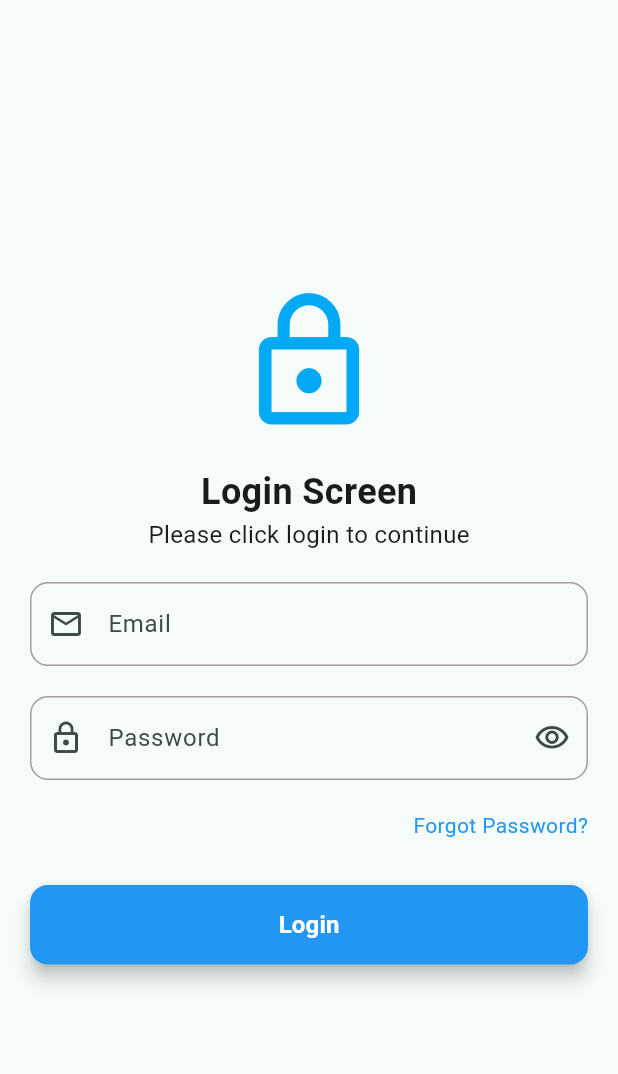
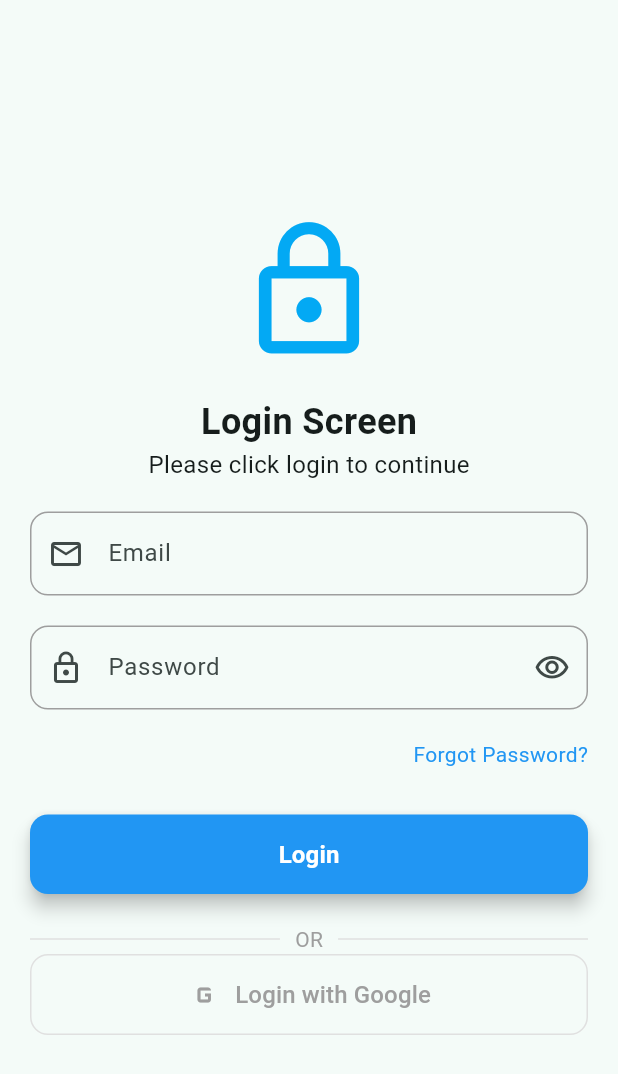
Before and after one commit to KishiEdward/tugas_week6_1123150045, a Flutter app: the Login screen opened directly, on a phone screen of 412 x 824 dp. Shown: the top 1074 px of the screen. Run offline on Flutter 3.47's test engine with Material 3 defaults, Android fonts, the phone set to English and light mode, and no system bars.

Commit message:
finalisasi tampilan login

```diff
--- a/lib/login.dart
+++ b/lib/login.dart
@@ -91,7 +91,37 @@ class Login extends StatelessWidget {
                   style: TextStyle(fontSize: 16, fontWeight: FontWeight.bold),
                 ),
               ),
-            ],
+              SizedBox(height: 20),
+              Row(
+                children: [
+                  Expanded(child: Divider(color: Colors.grey[300])),
+                  Padding(
+                    padding: const EdgeInsets.symmetric(horizontal: 10.0),
+                    child: Text(
+                      'OR',
+                      style: TextStyle(color: Colors.grey),
+                    ),
+                  ),
+                  Expanded(child: Divider(color: Colors.grey[300])),
+                ],
+              ),
+              OutlinedButton.icon(
+                onPressed: (){},
+                icon: Icon(Icons.g_mobiledata, color: Colors.grey, size: 24),
+                label: Text(
+                  'Login with Google',
+                  style: TextStyle(color: Colors.grey, fontSize: 16),
+                ),
+                style: OutlinedButton.styleFrom(
+                  side: BorderSide(color: Colors.grey[300]!),
+                  padding: EdgeInsets.symmetric(vertical: 15.0),
+                  minimumSize: Size(double.infinity, 50),
+                  shape: RoundedRectangleBorder(
+                    borderRadius: BorderRadius.all(Radius.circular(12.0)),
+                  ),
+                ),
+              )
+            ], //child
           ),
         ),
       ),
```
